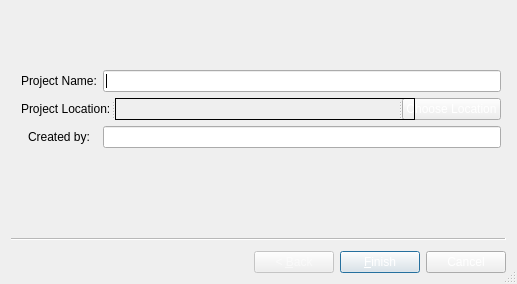
Before: the Qt Designer form RTIe/RTIe_builder/project_Wizard.ui in Super-SaiyanSandwich/ECMM427, drawn with Qt 5.
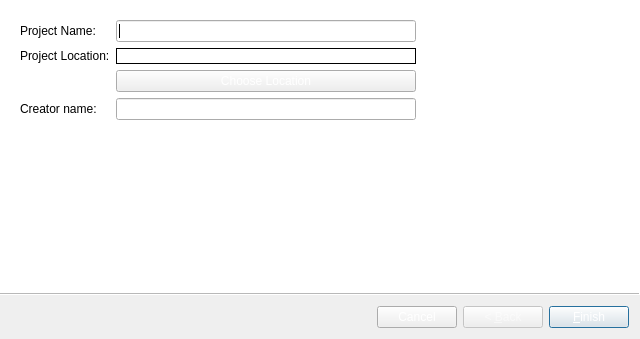
After: the same form once the commit is applied.

What changed in the file:
```diff
--- a/RTIe/RTIe_builder/project_Wizard.ui
+++ b/RTIe/RTIe_builder/project_Wizard.ui
@@ -9,8 +9,8 @@
    <rect>
     <x>0</x>
     <y>0</y>
-    <width>517</width>
-    <height>284</height>
+    <width>640</width>
+    <height>339</height>
    </rect>
   </property>
   <property name="palette">
@@ -60,39 +60,21 @@
    <bool>false</bool>
   </property>
   <property name="sizeGripEnabled">
-   <bool>true</bool>
+   <bool>false</bool>
+  </property>
+  <property name="wizardStyle">
+   <enum>QWizard::ModernStyle</enum>
+  </property>
+  <property name="options">
+   <set>QWizard::CancelButtonOnLeft</set>
   </property>
   <widget class="QWizardPage" name="wizardPage1">
-   <widget class="QWidget" name="">
-    <property name="geometry">
-     <rect>
-      <x>10</x>
-      <y>40</y>
-      <width>480</width>
-      <height>115</height>
-     </rect>
-    </property>
+   <layout class="QFormLayout" name="formLayout_2">
+    <item row="0" column="0">
+     <widget class="QWidget" name="formWidget" native="true">
     <layout class="QFormLayout" name="formLayout">
-     <property name="sizeConstraint">
-      <enum>QLayout::SetDefaultConstraint</enum>
-     </property>
-     <property name="fieldGrowthPolicy">
-      <enum>QFormLayout::ExpandingFieldsGrow</enum>
-     </property>
-     <property name="rowWrapPolicy">
-      <enum>QFormLayout::DontWrapRows</enum>
-     </property>
      <property name="labelAlignment">
-      <set>Qt::AlignCenter</set>
-     </property>
-     <property name="formAlignment">
-      <set>Qt::AlignCenter</set>
-     </property>
-     <property name="horizontalSpacing">
-      <number>6</number>
-     </property>
-     <property name="bottomMargin">
-      <number>0</number>
+        <set>Qt::AlignLeading|Qt::AlignLeft|Qt::AlignTop</set>
      </property>
      <item row="0" column="0">
       <widget class="QLabel" name="label_1">
@@ -287,11 +269,7 @@
        </property>
       </widget>
      </item>
-     <item row="1" column="0" colspan="2">
-      <widget class="QSplitter" name="splitter">
-       <property name="orientation">
-        <enum>Qt::Horizontal</enum>
-       </property>
+       <item row="1" column="0">
        <widget class="QLabel" name="label_2">
         <property name="palette">
          <palette>
@@ -388,7 +366,312 @@
          <string>Project Location:</string>
         </property>
        </widget>
+       </item>
+       <item row="2" column="1">
+        <widget class="QPushButton" name="choose_Dialog">
+         <property name="sizePolicy">
+          <sizepolicy hsizetype="Preferred" vsizetype="Maximum">
+           <horstretch>0</horstretch>
+           <verstretch>0</verstretch>
+          </sizepolicy>
+         </property>
+         <property name="palette">
+          <palette>
+           <active>
+            <colorrole role="WindowText">
+             <brush brushstyle="SolidPattern">
+              <color alpha="255">
+               <red>0</red>
+               <green>0</green>
+               <blue>0</blue>
+              </color>
+             </brush>
+            </colorrole>
+            <colorrole role="Text">
+             <brush brushstyle="SolidPattern">
+              <color alpha="255">
+               <red>0</red>
+               <green>0</green>
+               <blue>0</blue>
+              </color>
+             </brush>
+            </colorrole>
+            <colorrole role="PlaceholderText">
+             <brush brushstyle="SolidPattern">
+              <color alpha="128">
+               <red>0</red>
+               <green>0</green>
+               <blue>0</blue>
+              </color>
+             </brush>
+            </colorrole>
+           </active>
+           <inactive>
+            <colorrole role="WindowText">
+             <brush brushstyle="SolidPattern">
+              <color alpha="255">
+               <red>0</red>
+               <green>0</green>
+               <blue>0</blue>
+              </color>
+             </brush>
+            </colorrole>
+            <colorrole role="Text">
+             <brush brushstyle="SolidPattern">
+              <color alpha="255">
+               <red>0</red>
+               <green>0</green>
+               <blue>0</blue>
+              </color>
+             </brush>
+            </colorrole>
+            <colorrole role="PlaceholderText">
+             <brush brushstyle="SolidPattern">
+              <color alpha="128">
+               <red>0</red>
+               <green>0</green>
+               <blue>0</blue>
+              </color>
+             </brush>
+            </colorrole>
+           </inactive>
+           <disabled>
+            <colorrole role="WindowText">
+             <brush brushstyle="SolidPattern">
+              <color alpha="127">
+               <red>255</red>
+               <green>255</green>
+               <blue>255</blue>
+              </color>
+             </brush>
+            </colorrole>
+            <colorrole role="Text">
+             <brush brushstyle="SolidPattern">
+              <color alpha="127">
+               <red>255</red>
+               <green>255</green>
+               <blue>255</blue>
+              </color>
+             </brush>
+            </colorrole>
+            <colorrole role="PlaceholderText">
+             <brush brushstyle="SolidPattern">
+              <color alpha="128">
+               <red>231</red>
+               <green>231</green>
+               <blue>231</blue>
+              </color>
+             </brush>
+            </colorrole>
+           </disabled>
+          </palette>
+         </property>
+         <property name="text">
+          <string>Choose Location</string>
+         </property>
+        </widget>
+       </item>
+       <item row="3" column="0">
+        <widget class="QLabel" name="label_3">
+         <property name="palette">
+          <palette>
+           <active>
+            <colorrole role="WindowText">
+             <brush brushstyle="SolidPattern">
+              <color alpha="255">
+               <red>0</red>
+               <green>0</green>
+               <blue>0</blue>
+              </color>
+             </brush>
+            </colorrole>
+            <colorrole role="Text">
+             <brush brushstyle="SolidPattern">
+              <color alpha="255">
+               <red>0</red>
+               <green>0</green>
+               <blue>0</blue>
+              </color>
+             </brush>
+            </colorrole>
+            <colorrole role="PlaceholderText">
+             <brush brushstyle="SolidPattern">
+              <color alpha="128">
+               <red>0</red>
+               <green>0</green>
+               <blue>0</blue>
+              </color>
+             </brush>
+            </colorrole>
+           </active>
+           <inactive>
+            <colorrole role="WindowText">
+             <brush brushstyle="SolidPattern">
+              <color alpha="255">
+               <red>0</red>
+               <green>0</green>
+               <blue>0</blue>
+              </color>
+             </brush>
+            </colorrole>
+            <colorrole role="Text">
+             <brush brushstyle="SolidPattern">
+              <color alpha="255">
+               <red>0</red>
+               <green>0</green>
+               <blue>0</blue>
+              </color>
+             </brush>
+            </colorrole>
+            <colorrole role="PlaceholderText">
+             <brush brushstyle="SolidPattern">
+              <color alpha="128">
+               <red>0</red>
+               <green>0</green>
+               <blue>0</blue>
+              </color>
+             </brush>
+            </colorrole>
+           </inactive>
+           <disabled>
+            <colorrole role="WindowText">
+             <brush brushstyle="SolidPattern">
+              <color alpha="127">
+               <red>255</red>
+               <green>255</green>
+               <blue>255</blue>
+              </color>
+             </brush>
+            </colorrole>
+            <colorrole role="Text">
+             <brush brushstyle="SolidPattern">
+              <color alpha="127">
+               <red>255</red>
+               <green>255</green>
+               <blue>255</blue>
+              </color>
+             </brush>
+            </colorrole>
+            <colorrole role="PlaceholderText">
+             <brush brushstyle="SolidPattern">
+              <color alpha="128">
+               <red>231</red>
+               <green>231</green>
+               <blue>231</blue>
+              </color>
+             </brush>
+            </colorrole>
+           </disabled>
+          </palette>
+         </property>
+         <property name="text">
+          <string>Creator name:</string>
+         </property>
+        </widget>
+       </item>
+       <item row="3" column="1">
+        <widget class="QLineEdit" name="editor_Name">
+         <property name="palette">
+          <palette>
+           <active>
+            <colorrole role="WindowText">
+             <brush brushstyle="SolidPattern">
+              <color alpha="255">
+               <red>0</red>
+               <green>0</green>
+               <blue>0</blue>
+              </color>
+             </brush>
+            </colorrole>
+            <colorrole role="Text">
+             <brush brushstyle="SolidPattern">
+              <color alpha="255">
+               <red>0</red>
+               <green>0</green>
+               <blue>0</blue>
+              </color>
+             </brush>
+            </colorrole>
+            <colorrole role="PlaceholderText">
+             <brush brushstyle="SolidPattern">
+              <color alpha="128">
+               <red>0</red>
+               <green>0</green>
+               <blue>0</blue>
+              </color>
+             </brush>
+            </colorrole>
+           </active>
+           <inactive>
+            <colorrole role="WindowText">
+             <brush brushstyle="SolidPattern">
+              <color alpha="255">
+               <red>0</red>
+               <green>0</green>
+               <blue>0</blue>
+              </color>
+             </brush>
+            </colorrole>
+            <colorrole role="Text">
+             <brush brushstyle="SolidPattern">
+              <color alpha="255">
+               <red>0</red>
+               <green>0</green>
+               <blue>0</blue>
+              </color>
+             </brush>
+            </colorrole>
+            <colorrole role="PlaceholderText">
+             <brush brushstyle="SolidPattern">
+              <color alpha="128">
+               <red>0</red>
+               <green>0</green>
+               <blue>0</blue>
+              </color>
+             </brush>
+            </colorrole>
+           </inactive>
+           <disabled>
+            <colorrole role="WindowText">
+             <brush brushstyle="SolidPattern">
+              <color alpha="127">
+               <red>255</red>
+               <green>255</green>
+               <blue>255</blue>
+              </color>
+             </brush>
+            </colorrole>
+            <colorrole role="Text">
+             <brush brushstyle="SolidPattern">
+              <color alpha="127">
+               <red>255</red>
+               <green>255</green>
+               <blue>255</blue>
+              </color>
+             </brush>
+            </colorrole>
+            <colorrole role="PlaceholderText">
+             <brush brushstyle="SolidPattern">
+              <color alpha="128">
+               <red>231</red>
+               <green>231</green>
+               <blue>231</blue>
+              </color>
+             </brush>
+            </colorrole>
+           </disabled>
+          </palette>
+         </property>
+        </widget>
+       </item>
+       <item row="1" column="1">
        <widget class="QLabel" name="path_Placeholder">
+         <property name="sizePolicy">
+          <sizepolicy hsizetype="Expanding" vsizetype="Maximum">
+           <horstretch>0</horstretch>
+           <verstretch>0</verstretch>
+          </sizepolicy>
+         </property>
         <property name="minimumSize">
          <size>
           <width>300</width>
@@ -499,299 +782,11 @@
          <string/>
         </property>
        </widget>
-       <widget class="QPushButton" name="choose_Dialog">
-        <property name="palette">
-         <palette>
-          <active>
-           <colorrole role="WindowText">
-            <brush brushstyle="SolidPattern">
-             <color alpha="255">
-              <red>0</red>
-              <green>0</green>
-              <blue>0</blue>
-             </color>
-            </brush>
-           </colorrole>
-           <colorrole role="Text">
-            <brush brushstyle="SolidPattern">
-             <color alpha="255">
-              <red>0</red>
-              <green>0</green>
-              <blue>0</blue>
-             </color>
-            </brush>
-           </colorrole>
-           <colorrole role="PlaceholderText">
-            <brush brushstyle="SolidPattern">
-             <color alpha="128">
-              <red>0</red>
-              <green>0</green>
-              <blue>0</blue>
-             </color>
-            </brush>
-           </colorrole>
-          </active>
-          <inactive>
-           <colorrole role="WindowText">
-            <brush brushstyle="SolidPattern">
-             <color alpha="255">
-              <red>0</red>
-              <green>0</green>
-              <blue>0</blue>
-             </color>
-            </brush>
-           </colorrole>
-           <colorrole role="Text">
-            <brush brushstyle="SolidPattern">
-             <color alpha="255">
-              <red>0</red>
-              <green>0</green>
-              <blue>0</blue>
-             </color>
-            </brush>
-           </colorrole>
-           <colorrole role="PlaceholderText">
-            <brush brushstyle="SolidPattern">
-             <color alpha="128">
-              <red>0</red>
-              <green>0</green>
-              <blue>0</blue>
-             </color>
-            </brush>
-           </colorrole>
-          </inactive>
-          <disabled>
-           <colorrole role="WindowText">
-            <brush brushstyle="SolidPattern">
-             <color alpha="127">
-              <red>255</red>
-              <green>255</green>
-              <blue>255</blue>
-             </color>
-            </brush>
-           </colorrole>
-           <colorrole role="Text">
-            <brush brushstyle="SolidPattern">
-             <color alpha="127">
-              <red>255</red>
-              <green>255</green>
-              <blue>255</blue>
-             </color>
-            </brush>
-           </colorrole>
-           <colorrole role="PlaceholderText">
-            <brush brushstyle="SolidPattern">
-             <color alpha="128">
-              <red>231</red>
-              <green>231</green>
-              <blue>231</blue>
-             </color>
-            </brush>
-           </colorrole>
-          </disabled>
-         </palette>
-        </property>
-        <property name="text">
-         <string>Choose Location</string>
-        </property>
-       </widget>
-      </widget>
-     </item>
-     <item row="2" column="0">
-      <widget class="QLabel" name="label_3">
-       <property name="palette">
-        <palette>
-         <active>
-          <colorrole role="WindowText">
-           <brush brushstyle="SolidPattern">
-            <color alpha="255">
-             <red>0</red>
-             <green>0</green>
-             <blue>0</blue>
-            </color>
-           </brush>
-          </colorrole>
-          <colorrole role="Text">
-           <brush brushstyle="SolidPattern">
-            <color alpha="255">
-             <red>0</red>
-             <green>0</green>
-             <blue>0</blue>
-            </color>
-           </brush>
-          </colorrole>
-          <colorrole role="PlaceholderText">
-           <brush brushstyle="SolidPattern">
-            <color alpha="128">
-             <red>0</red>
-             <green>0</green>
-             <blue>0</blue>
-            </color>
-           </brush>
-          </colorrole>
-         </active>
-         <inactive>
-          <colorrole role="WindowText">
-           <brush brushstyle="SolidPattern">
-            <color alpha="255">
-             <red>0</red>
-             <green>0</green>
-             <blue>0</blue>
-            </color>
-           </brush>
-          </colorrole>
-          <colorrole role="Text">
-           <brush brushstyle="SolidPattern">
-            <color alpha="255">
-             <red>0</red>
-             <green>0</green>
-             <blue>0</blue>
-            </color>
-           </brush>
-          </colorrole>
-          <colorrole role="PlaceholderText">
-           <brush brushstyle="SolidPattern">
-            <color alpha="128">
-             <red>0</red>
-             <green>0</green>
-             <blue>0</blue>
-            </color>
-           </brush>
-          </colorrole>
-         </inactive>
-         <disabled>
-          <colorrole role="WindowText">
-           <brush brushstyle="SolidPattern">
-            <color alpha="127">
-             <red>255</red>
-             <green>255</green>
-             <blue>255</blue>
-            </color>
-           </brush>
-          </colorrole>
-          <colorrole role="Text">
-           <brush brushstyle="SolidPattern">
-            <color alpha="127">
-             <red>255</red>
-             <green>255</green>
-             <blue>255</blue>
-            </color>
-           </brush>
-          </colorrole>
-          <colorrole role="PlaceholderText">
-           <brush brushstyle="SolidPattern">
-            <color alpha="128">
-             <red>231</red>
-             <green>231</green>
-             <blue>231</blue>
-            </color>
-           </brush>
-          </colorrole>
-         </disabled>
-        </palette>
-       </property>
-       <property name="text">
-        <string>Created by:</string>
-       </property>
-      </widget>
-     </item>
-     <item row="2" column="1">
-      <widget class="QLineEdit" name="editor_Name">
-       <property name="palette">
-        <palette>
-         <active>
-          <colorrole role="WindowText">
-           <brush brushstyle="SolidPattern">
-            <color alpha="255">
-             <red>0</red>
-             <green>0</green>
-             <blue>0</blue>
-            </color>
-           </brush>
-          </colorrole>
-          <colorrole role="Text">
-           <brush brushstyle="SolidPattern">
-            <color alpha="255">
-             <red>0</red>
-             <green>0</green>
-             <blue>0</blue>
-            </color>
-           </brush>
-          </colorrole>
-          <colorrole role="PlaceholderText">
-           <brush brushstyle="SolidPattern">
-            <color alpha="128">
-             <red>0</red>
-             <green>0</green>
-             <blue>0</blue>
-            </color>
-           </brush>
-          </colorrole>
-         </active>
-         <inactive>
-          <colorrole role="WindowText">
-           <brush brushstyle="SolidPattern">
-            <color alpha="255">
-             <red>0</red>
-             <green>0</green>
-             <blue>0</blue>
-            </color>
-           </brush>
-          </colorrole>
-          <colorrole role="Text">
-           <brush brushstyle="SolidPattern">
-            <color alpha="255">
-             <red>0</red>
-             <green>0</green>
-             <blue>0</blue>
-            </color>
-           </brush>
-          </colorrole>
-          <colorrole role="PlaceholderText">
-           <brush brushstyle="SolidPattern">
-            <color alpha="128">
-             <red>0</red>
-             <green>0</green>
-             <blue>0</blue>
-            </color>
-           </brush>
-          </colorrole>
-         </inactive>
-         <disabled>
-          <colorrole role="WindowText">
-           <brush brushstyle="SolidPattern">
-            <color alpha="127">
-             <red>255</red>
-             <green>255</green>
-             <blue>255</blue>
-            </color>
-           </brush>
-          </colorrole>
-          <colorrole role="Text">
-           <brush brushstyle="SolidPattern">
-            <color alpha="127">
-             <red>255</red>
-             <green>255</green>
-             <blue>255</blue>
-            </color>
-           </brush>
-          </colorrole>
-          <colorrole role="PlaceholderText">
-           <brush brushstyle="SolidPattern">
-            <color alpha="128">
-             <red>231</red>
-             <green>231</green>
-             <blue>231</blue>
-            </color>
-           </brush>
-          </colorrole>
-         </disabled>
-        </palette>
-       </property>
-      </widget>
-     </item>
-    </layout>
-   </widget>
+       </item>
+      </layout>
+     </widget>
+    </item>
+   </layout>
   </widget>
  </widget>
  <resources/>
```
Lines whose indentation alone changed are shown as unchanged.
